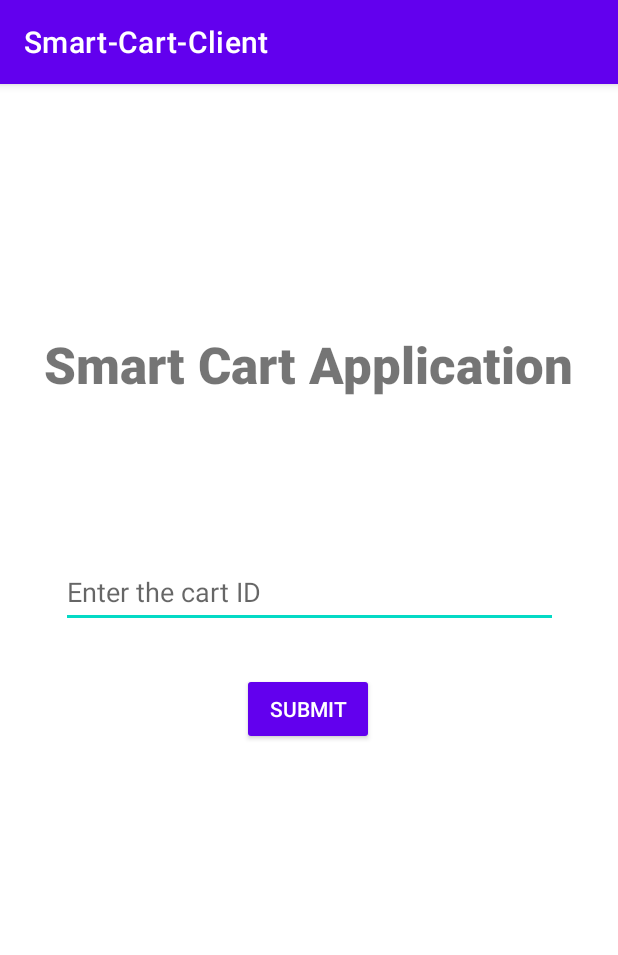
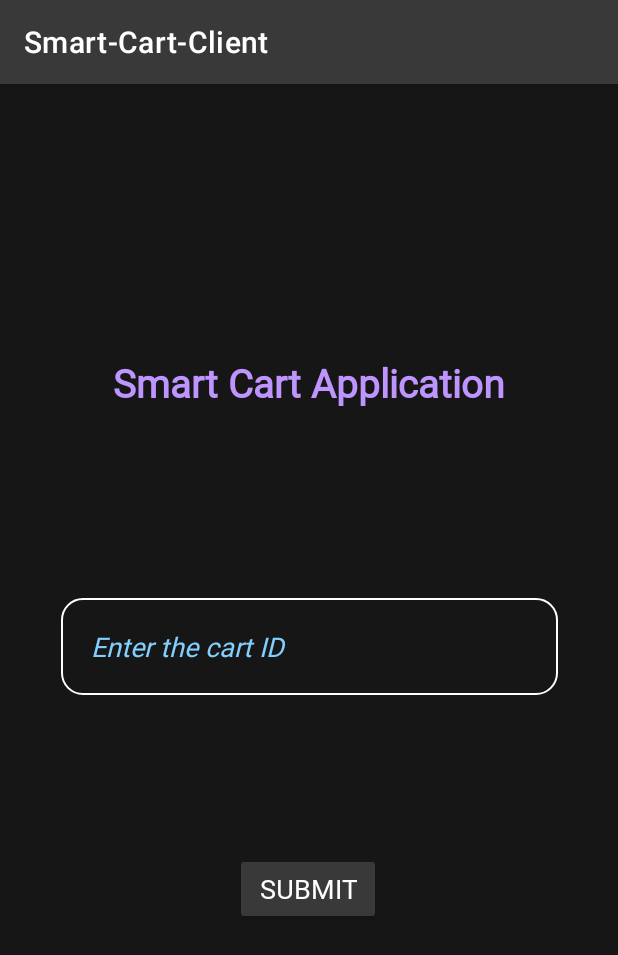
Before and after one commit to Smart-Cart-Project/Smart-Cart-Client, an Android app: the screen it shows after launch (MainActivity), on a phone screen of 412 x 824 dp. Shown: the top 955 px of the screen. Run offline under Robolectric (Android 15) with nearby library versions, the phone set to English and light mode, and no system bars.

Commit message:
refactor: switch to dark theme

```diff
--- a/app/src/main/res/drawable/border.xml
+++ b/app/src/main/res/drawable/border.xml
@@ -1,4 +1,11 @@
 <?xml version="1.0" encoding="utf-8"?>
-<selector xmlns:android="http://schemas.android.com/apk/res/android">
-
-</selector>
+<shape xmlns:android="http://schemas.android.com/apk/res/android">
+    <!-- Border Color -->
+    <stroke
+        android:width="1dp"
+        android:color="@color/white" />
+    <!-- Background Color -->
+    <solid android:color="@color/black" />
+    <!-- Border Radius -->
+    <corners android:radius="14dp" />
+</shape>
--- a/app/src/main/res/layout/activity_main.xml
+++ b/app/src/main/res/layout/activity_main.xml
@@ -5,29 +5,41 @@
     android:id="@+id/mainContainer"
     android:layout_width="match_parent"
     android:layout_height="match_parent"
+    android:background="@color/black"
     android:paddingTop="?attr/actionBarSize">
 
     <com.google.android.material.textfield.TextInputEditText
         android:id="@+id/cartIdInput"
         android:layout_width="331dp"
         android:layout_height="wrap_content"
+        android:background="@drawable/border"
+        android:fontFamily="@font/courier_prime"
         android:hint="@string/enter_the_cart_id"
         android:minHeight="48dp"
+        android:padding="20sp"
+        android:textColor="@color/white"
+        android:textColorHint="@color/cyan"
+        android:textSize="18sp"
+        android:textStyle="italic"
         android:visibility="visible"
-        app:layout_constraintBottom_toBottomOf="parent"
+        app:barrierDirection="top"
+        app:layout_constraintBottom_toTopOf="@+id/mainButton"
         app:layout_constraintEnd_toEndOf="parent"
         app:layout_constraintStart_toStartOf="parent"
-        app:layout_constraintTop_toTopOf="parent"
-        app:layout_constraintVertical_bias="0.39"
+        app:layout_constraintTop_toBottomOf="@+id/mainLogo"
+        app:layout_constraintVertical_bias="0.5"
         tools:visibility="visible" />
 
     <TextView
         android:id="@+id/mainLogo"
         android:layout_width="wrap_content"
         android:layout_height="wrap_content"
-        android:fontFamily="sans-serif-black"
+        android:fontFamily="@font/courier_prime"
+        android:padding="20sp"
         android:text="@string/main_text_view"
-        android:textSize="34sp"
+        android:textColor="@color/purple"
+        android:textSize="26sp"
+        android:textStyle="bold"
         android:typeface="normal"
         app:layout_constraintBottom_toTopOf="@+id/cartIdInput"
         app:layout_constraintEnd_toEndOf="parent"
@@ -40,12 +52,15 @@
         style="@style/Widget.AppCompat.Button"
         android:layout_width="wrap_content"
         android:layout_height="wrap_content"
+        android:fontFamily="@font/courier_prime"
         android:text="@string/main_button"
+        android:textColor="@color/white"
+        android:textSize="18sp"
         app:layout_constraintBottom_toBottomOf="parent"
         app:layout_constraintEnd_toEndOf="parent"
         app:layout_constraintHorizontal_bias="0.498"
         app:layout_constraintStart_toStartOf="parent"
-        app:layout_constraintTop_toBottomOf="@+id/cartIdInput"
-        app:layout_constraintVertical_bias="0.084" />
+        app:layout_constraintTop_toTopOf="parent"
+        app:layout_constraintVertical_bias="0.688" />
 
 </androidx.constraintlayout.widget.ConstraintLayout>
--- a/app/src/main/res/values/colors.xml
+++ b/app/src/main/res/values/colors.xml
@@ -1,10 +1,16 @@
 <?xml version="1.0" encoding="utf-8"?>
 <resources>
-    <color name="purple_200">#FFBB86FC</color>
-    <color name="purple_500">#FF6200EE</color>
-    <color name="purple_700">#FF3700B3</color>
+    <color name="black">#161616</color>
+    <color name="white">#FFFFFFFF</color>
+    <color name="grey">#393939</color>
+    <color name="purple">#be95ff</color>
+    <color name="cyan">#82CFFF</color>
+    <color name="green">#42be65</color>
+    <color name="blue">#33b1ff</color>
+    <color name="red">#ee5396</color>
+    <color name="purple_200">#be95ff</color>
+    <color name="purple_500">#be95ff</color>
+    <color name="purple_700">#be95ff</color>
     <color name="teal_200">#FF03DAC5</color>
     <color name="teal_700">#FF018786</color>
-    <color name="black">#FF000000</color>
-    <color name="white">#FFFFFFFF</color>
 </resources>
--- a/app/src/main/res/values/themes.xml
+++ b/app/src/main/res/values/themes.xml
@@ -2,8 +2,8 @@
     <!-- Base application theme. -->
     <style name="Theme.SmartCartClient" parent="Theme.MaterialComponents.DayNight.DarkActionBar">
         <!-- Primary brand color. -->
-        <item name="colorPrimary">@color/purple_500</item>
-        <item name="colorPrimaryVariant">@color/purple_700</item>
+        <item name="colorPrimary">@color/grey</item>
+        <item name="colorPrimaryVariant">@color/grey</item>
         <item name="colorOnPrimary">@color/white</item>
         <!-- Secondary brand color. -->
         <item name="colorSecondary">@color/teal_200</item>
```
